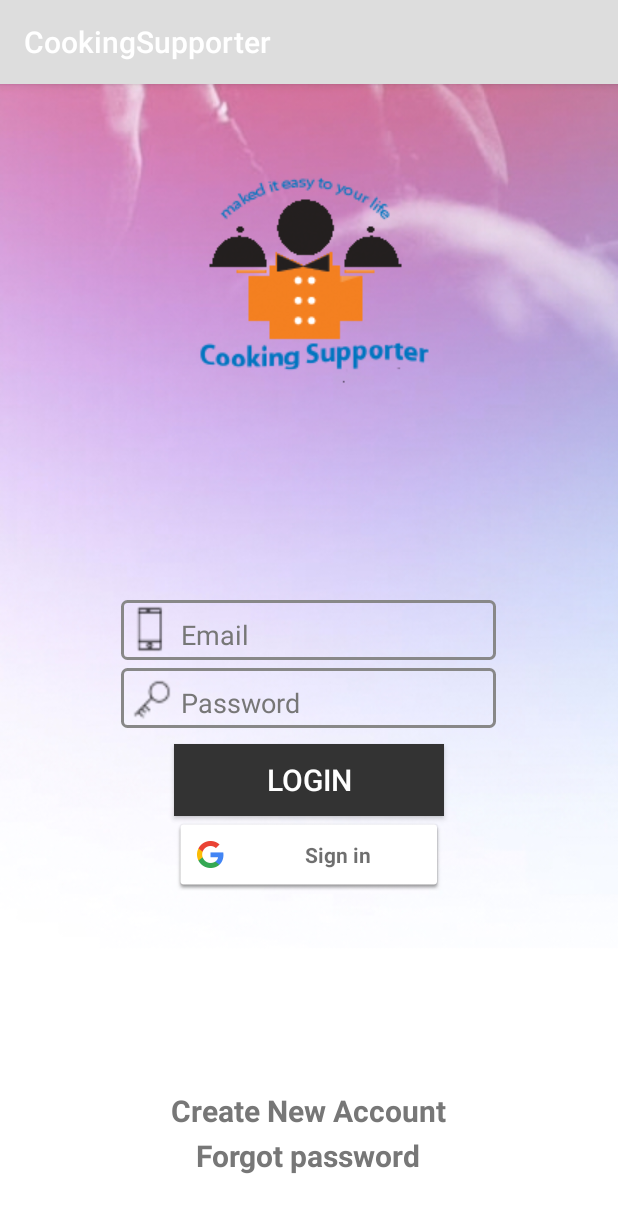
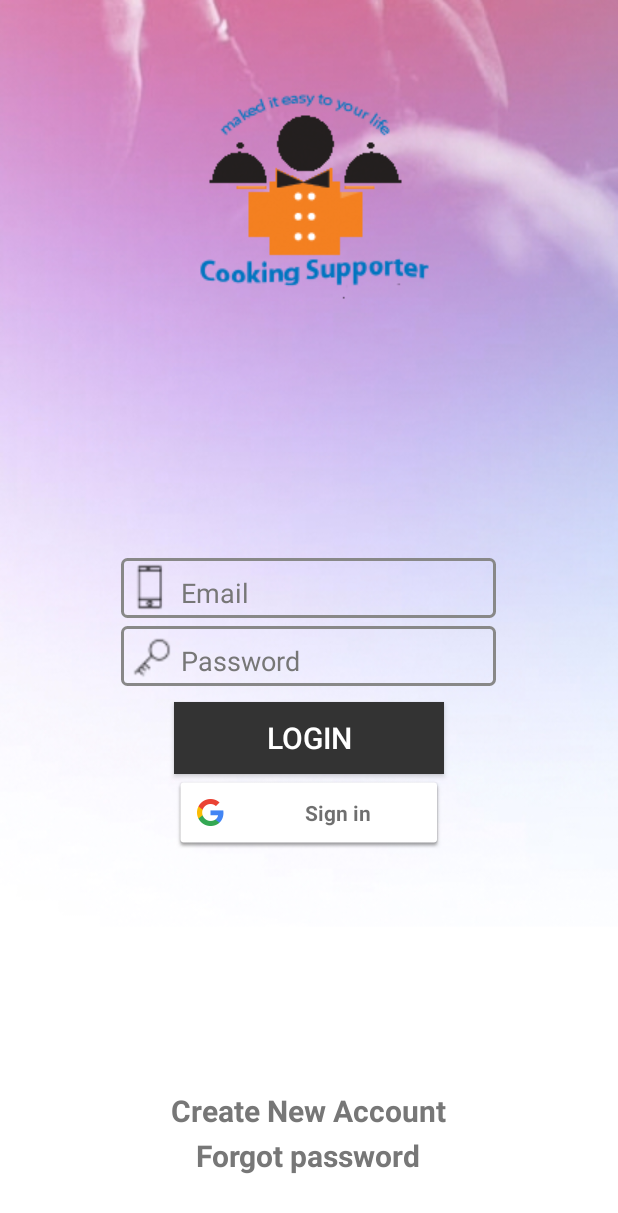
Before and after one commit to coolcyrstal/CookingSupporter, an Android app: the screen it shows after launch (LoginRegister), on a phone screen of 412 x 824 dp. Shown: the top 1213 px of the screen. Run offline under Robolectric (Android 15) with nearby library versions, the phone set to English and light mode, and no system bars; our stand-ins replace Firebase (no records; nobody signed in at launch, a user with empty details on screens opened directly).

Commit message:
change theme to noActionBar and add listview to foodlist

```diff
--- a/app/src/main/res/layout/fragment_main_home_page.xml
+++ b/app/src/main/res/layout/fragment_main_home_page.xml
@@ -6,9 +6,9 @@
     android:background="#555">
 
 
-    <TextView
+    <ListView
+        android:id="@+id/foodList"
         android:layout_width="match_parent"
-        android:layout_height="match_parent"
-        android:text="@string/mainFragment" />
+        android:layout_height="match_parent"/>
 
 </FrameLayout>
--- a/app/src/main/res/values/styles.xml
+++ b/app/src/main/res/values/styles.xml
@@ -1,7 +1,7 @@
 <resources>
 
     <!-- Base application theme. -->
-    <style name="AppTheme" parent="Theme.AppCompat.Light.DarkActionBar">
+    <style name="AppTheme" parent="Theme.AppCompat.Light.NoActionBar">
         <!-- Customize your theme here. -->
         <item name="colorPrimary">@color/colorGrey</item>
         <item name="colorPrimaryDark">@color/colorPrimaryDark</item>
```
